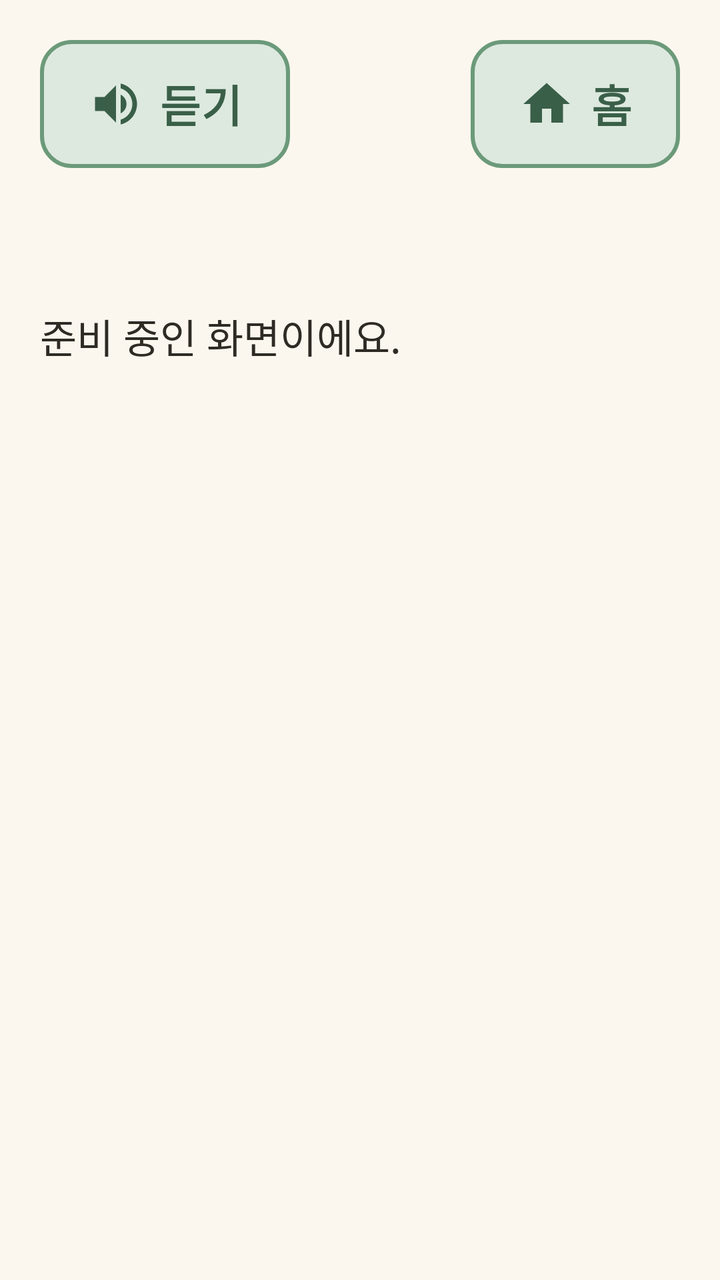
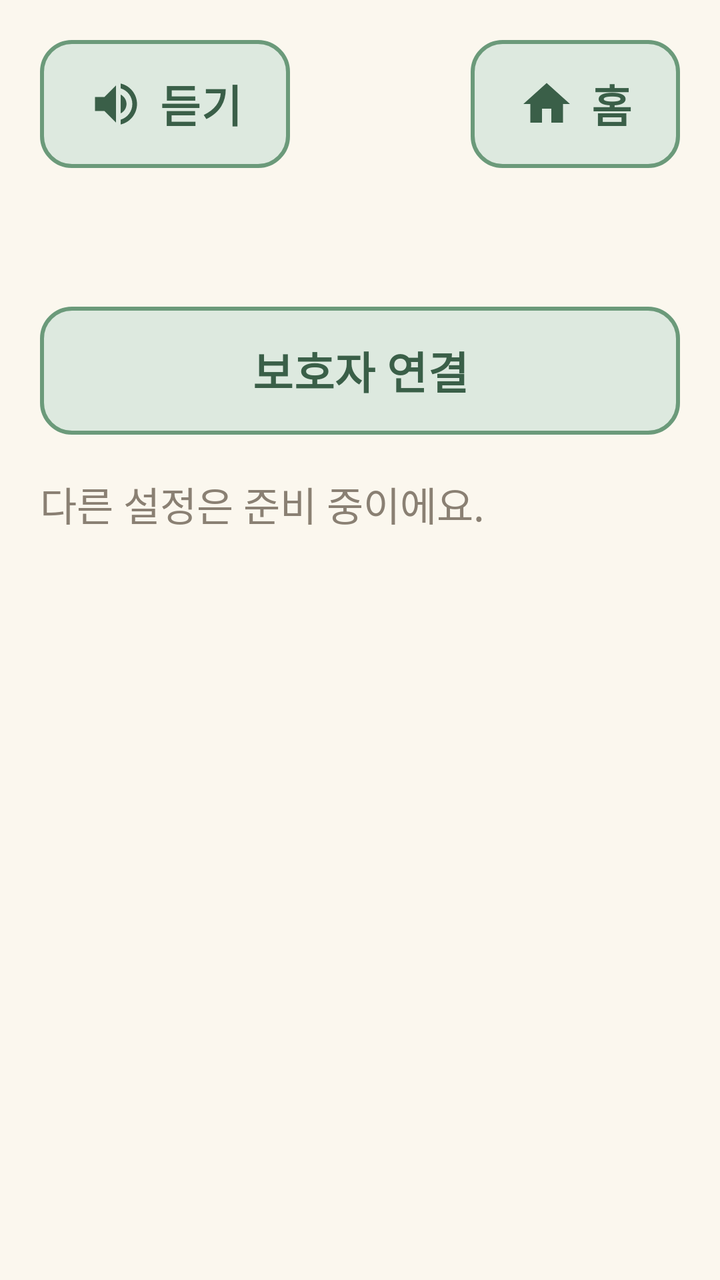

Before-and-after screenshots of an Android layout around one commit, followed by the original layout XML and the change that was made.
<!-- AndroidManifest.xml: application theme Theme.Dorawing -->
<!-- res/layout/activity_settings.xml -->
<?xml version="1.0" encoding="utf-8"?>
<LinearLayout xmlns:android="http://schemas.android.com/apk/res/android"
    android:layout_width="match_parent"
    android:layout_height="match_parent"
    android:orientation="vertical"
    android:padding="@dimen/screen_padding">

    <include
        android:id="@+id/topBar"
        layout="@layout/view_top_bar" />

    <TextView
        android:layout_width="match_parent"
        android:layout_height="wrap_content"
        android:layout_marginTop="@dimen/screen_padding"
        android:text="@string/screen_preparing" />
</LinearLayout>
<!-- res/layout/view_top_bar.xml (included above) -->
<?xml version="1.0" encoding="utf-8"?>
<LinearLayout xmlns:android="http://schemas.android.com/apk/res/android"
    xmlns:app="http://schemas.android.com/apk/res-auto"
    android:layout_width="match_parent"
    android:layout_height="wrap_content"
    android:orientation="vertical">

    <LinearLayout
        android:layout_width="match_parent"
        android:layout_height="wrap_content"
        android:gravity="center_vertical"
        android:orientation="horizontal">

        <com.google.android.material.button.MaterialButton
            android:id="@+id/btnSpeak"
            style="@style/Button.Secondary"
            android:layout_width="wrap_content"
            android:layout_height="wrap_content"
            android:text="@string/top_speak"
            app:icon="@drawable/ic_speaker" />

        <Space
            android:layout_width="0dp"
            android:layout_height="0dp"
            android:layout_weight="1" />

        <com.google.android.material.button.MaterialButton
            android:id="@+id/btnHome"
            style="@style/Button.Secondary"
            android:layout_width="wrap_content"
            android:layout_height="wrap_content"
            android:text="@string/top_home"
            app:icon="@drawable/ic_home" />
    </LinearLayout>

    <TextView
        android:id="@+id/tvTitle"
        style="@style/Text.Title"
        android:layout_width="match_parent"
        android:layout_height="wrap_content"
        android:layout_marginTop="@dimen/gap" />
</LinearLayout>
<!-- resources referenced by this layout -->
<resources>
  <dimen name="gap">12dp</dimen>
  <dimen name="screen_padding">20dp</dimen>
  <!-- drawable ic_home (drawable) -->
  <vector xmlns:android="http://schemas.android.com/apk/res/android"
      android:width="24dp"
      android:height="24dp"
      android:viewportWidth="24"
      android:viewportHeight="24">
      <path
          android:fillColor="#FF000000"
          android:pathData="M10,20v-6h4v6h5v-8h3L12,3 2,12h3v8z" />
  </vector>
  <string name="screen_preparing">준비 중인 화면이에요.</string>
  <string name="top_home">홈</string>
  <string name="top_speak">듣기</string>
  <style name="Button.Secondary" parent="Button.Primary">
          <item name="backgroundTint">@color/green_light</item>
          <item name="android:textColor">@color/green_dark</item>
          <item name="iconTint">@color/green_dark</item>
          <item name="strokeColor">@color/green_mid</item>
          <item name="strokeWidth">@dimen/button_stroke</item>
      </style>
  <style name="Text.Title" parent="Text.Body">
          <item name="android:textSize">@dimen/text_title</item>
          <item name="android:textStyle">bold</item>
          <item name="android:textColor">@color/green_dark</item>
      </style>
  <color name="green_light">#DDE9DF</color>
  <color name="green_dark">#3A5F48</color>
  <color name="green_mid">#6B9A7A</color>
  <dimen name="button_stroke">2dp</dimen>
  <style name="Text.Body" parent="Widget.MaterialComponents.TextView">
          <item name="android:textSize">@dimen/text_body</item>
          <item name="android:lineBreakWordStyle" tools:targetApi="33">phrase</item>
          <item name="android:textColor">@color/text_main</item>
          <item name="android:lineSpacingMultiplier">1.2</item>
      </style>
  <dimen name="text_title">28sp</dimen>
  <color name="white">#FFFFFFFF</color>
  <color name="coral_dark">#C85A41</color>
  <color name="cream">#FBF7EE</color>
  <color name="text_main">#2E2A24</color>
  <dimen name="button_height">64dp</dimen>
  <dimen name="text_button">22sp</dimen>
  <dimen name="corner">16dp</dimen>
  <dimen name="icon_size">28dp</dimen>
  <dimen name="text_body">20sp</dimen>
  <style name="Dialog.Title" parent="MaterialAlertDialog.Material3.Title.Text">
          <item name="android:textSize">@dimen/text_title</item>
          <item name="android:textStyle">bold</item>
          <item name="android:textColor">@color/green_dark</item>
      </style>
  <style name="Dialog.Body" parent="MaterialAlertDialog.Material3.Body.Text">
          <item name="android:textSize">@dimen/text_body</item>
          <item name="android:lineBreakWordStyle" tools:targetApi="33">phrase</item>
          <item name="android:textColor">@color/text_main</item>
      </style>
  <style name="Dialog.Button" parent="Widget.Material3.Button.TextButton.Dialog">
          <item name="android:textSize">@dimen/text_button</item>
          <item name="android:minHeight">@dimen/button_height</item>
          <item name="android:textColor">@color/green_dark</item>
      </style>
  <style name="Dialog.Button.Keep" parent="Widget.Material3.Button">
          <item name="android:textSize">@dimen/text_button</item>
          <item name="android:textStyle">bold</item>
          <item name="android:minHeight">@dimen/button_height</item>
          <item name="cornerRadius">@dimen/corner</item>
          <item name="backgroundTint">@color/green_dark</item>
          <item name="android:textColor">@color/white</item>
      </style>
  <!-- unchanged entries left out for length: 4 -->
</resources>

<!-- the commit's change to res/layout/activity_settings.xml (unified diff, before → after) -->
@@ -9,11 +9,20 @@
         android:id="@+id/topBar"
         layout="@layout/view_top_bar" />
 
-    <TextView
+    <com.google.android.material.button.MaterialButton
+        android:id="@+id/btnGuardian"
+        style="@style/Button.Secondary"
         android:layout_width="match_parent"
         android:layout_height="wrap_content"
         android:layout_marginTop="@dimen/screen_padding"
-        android:text="@string/screen_preparing" />
+        android:text="@string/settings_guardian" />
+
+    <TextView
+        style="@style/Text.Sub"
+        android:layout_width="match_parent"
+        android:layout_height="wrap_content"
+        android:layout_marginTop="@dimen/screen_padding"
+        android:text="@string/settings_preparing" />
 </LinearLayout>
 <!-- res/layout/view_top_bar.xml (included above) -->
 <?xml version="1.0" encoding="utf-8"?>
<!-- resource entries referenced after the edit -->
@@ -12,7 +12,8 @@
           android:fillColor="#FF000000"
           android:pathData="M10,20v-6h4v6h5v-8h3L12,3 2,12h3v8z" />
   </vector>
-  <string name="screen_preparing">준비 중인 화면이에요.</string>
+  <string name="settings_guardian">보호자 연결</string>
+  <string name="settings_preparing">다른 설정은 준비 중이에요.</string>
   <string name="top_home">홈</string>
   <string name="top_speak">듣기</string>
   <style name="Button.Secondary" parent="Button.Primary">
@@ -21,6 +22,9 @@
           <item name="iconTint">@color/green_dark</item>
           <item name="strokeColor">@color/green_mid</item>
           <item name="strokeWidth">@dimen/button_stroke</item>
+      </style>
+  <style name="Text.Sub" parent="Text.Body">
+          <item name="android:textColor">@color/text_sub</item>
       </style>
   <style name="Text.Title" parent="Text.Body">
           <item name="android:textSize">@dimen/text_title</item>
@@ -37,6 +41,7 @@
           <item name="android:textColor">@color/text_main</item>
           <item name="android:lineSpacingMultiplier">1.2</item>
       </style>
+  <color name="text_sub">#8A8073</color>
   <dimen name="text_title">28sp</dimen>
   <color name="white">#FFFFFFFF</color>
   <color name="coral_dark">#C85A41</color>
